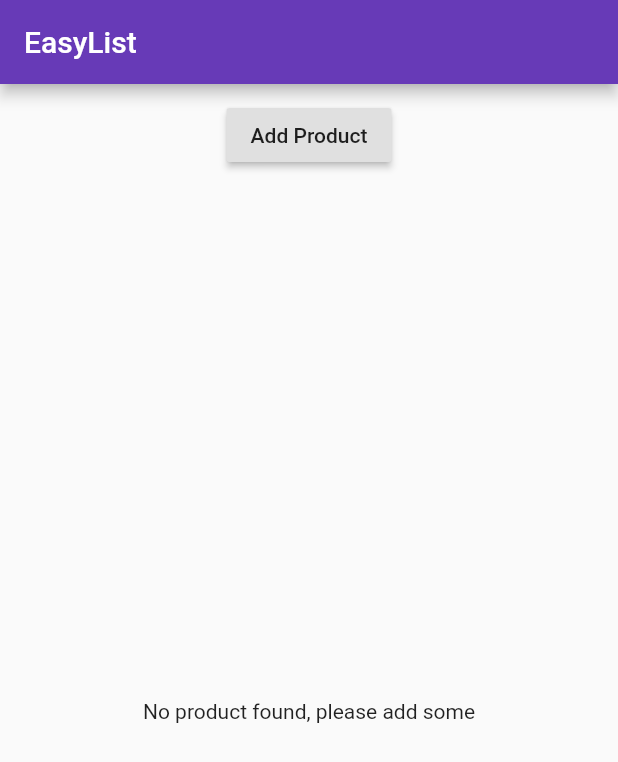
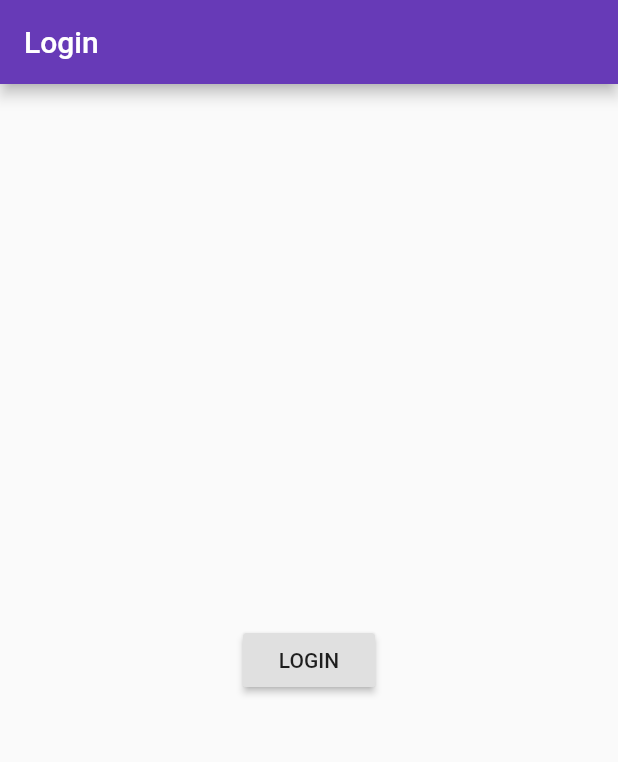
Before and after one commit to gnasamx/LearningCode, a Flutter app: the screen it shows after launch, on a phone screen of 412 x 824 dp. Shown: the top 762 px of the screen. Run offline on Flutter 3.47's test engine with Material 2 defaults, Android fonts, the light colour scheme and no system bars.

```diff
--- a/Flutter/first_app/lib/main.dart
+++ b/Flutter/first_app/lib/main.dart
@@ -1,6 +1,6 @@
 import 'package:flutter/material.dart';
 
-import './pages/home.dart';
+import './pages/auth.dart';
 
 void main() => runApp(MyApp());
 
@@ -11,6 +11,6 @@
         theme: ThemeData(
             primarySwatch: Colors.deepPurple,
             accentColor: Colors.deepPurpleAccent),
-        home: HomePage());
+        home: AuthPage());
   }
 }
--- /dev/null
+++ b/Flutter/first_app/lib/pages/auth.dart
@@ -0,0 +1,24 @@
+import 'package:flutter/material.dart';
+
+import './products.dart';
+
+class AuthPage extends StatelessWidget {
+  @override
+  Widget build(BuildContext context) {
+    return Scaffold(
+        appBar: AppBar(
+          title: Text('Login'),
+        ),
+        body: Center(
+            child: RaisedButton(
+          child: Text("LOGIN"),
+          onPressed: () {
+            Navigator.pushReplacement(
+              context,
+              MaterialPageRoute(
+                  builder: (BuildContext context) => ProductsPage()),
+            );
+          },
+        )));
+  }
+}
--- a/Flutter/first_app/lib/pages/home.dart
+++ /dev/null
@@ -1,15 +0,0 @@
-import 'package:flutter/material.dart';
-
-import '../product_manager.dart';
-
-class HomePage extends StatelessWidget {
-  @override
-  Widget build(BuildContext context) {
-    return Scaffold(
-      appBar: AppBar(
-        title: Text('EasyList'),
-      ),
-      body: ProductManager(),
-    );
-  }
-}
--- a/Flutter/first_app/lib/product_control.dart
+++ b/Flutter/first_app/lib/product_control.dart
@@ -9,7 +9,7 @@
     return RaisedButton(
         child: Text('Add Product'),
         onPressed: () {
-          addProduct('Sweets');
+          addProduct({'title': "Chocolate", 'image': 'assets/nature.jpg'});
         });
   }
 }
--- a/Flutter/first_app/lib/product_manager.dart
+++ b/Flutter/first_app/lib/product_manager.dart
@@ -4,7 +4,7 @@
 import './product_control.dart';
 
 class ProductManager extends StatefulWidget {
-  final String startingProduct;
+  final Map<String, String> startingProduct;
   ProductManager({this.startingProduct});
 
   @override
@@ -14,12 +14,12 @@
 }
 
 class _ProductManagerState extends State<ProductManager> {
-  List<String> _products = [];
+  List<Map<String, String>> _products = [];
 
   @override
   void initState() {
-    if(widget.startingProduct !=null) {
-    _products.add(widget.startingProduct);
+    if (widget.startingProduct != null) {
+      _products.add(widget.startingProduct);
     }
     super.initState();
   }
@@ -29,9 +29,15 @@
     super.didUpdateWidget(oldWidget);
   }
 
-  void _addProduct(String product) {
+  void _addProduct(Map<String, String> product) {
     setState(() {
       _products.add(product);
+    });
+  }
+
+  void _deleteProduct(int index) {
+    setState(() {
+      _products.removeAt(index);
     });
   }
 
@@ -42,7 +48,7 @@
         Container(
             margin: EdgeInsets.all(10.0), child: ProductControl(_addProduct)),
         Expanded(
-          child: Products(_products),
+          child: Products(_products, deleteProduct: _deleteProduct),
         )
       ],
     );
```
Also changed, not shown: Flutter/first_app/lib/pages/product.dart (+18 -5 lines), Flutter/first_app/lib/pages/products.dart (added, +24 -0 lines), Flutter/first_app/lib/products.dart (+15 -8 lines).
